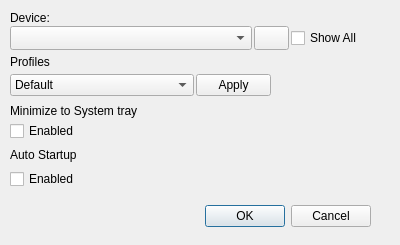
This is settings.ui in iago-fragnan/attack-shark-x11-linux as Qt 5 draws it before an edit. The edited form follows.
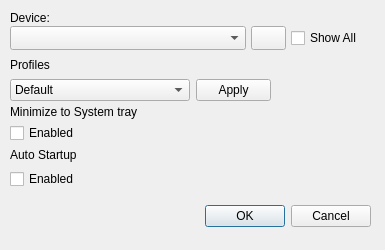
This is the edited form. Icons and pictures are not drawn.

Commit message: feat: device selection and profiles inside settings window with hotreload

```diff
--- a/settings.ui
+++ b/settings.ui
@@ -6,10 +6,22 @@
    <rect>
     <x>0</x>
     <y>0</y>
-    <width>400</width>
-    <height>245</height>
+    <width>385</width>
+    <height>250</height>
    </rect>
   </property>
+  <property name="minimumSize">
+   <size>
+    <width>385</width>
+    <height>250</height>
+   </size>
+  </property>
+  <property name="maximumSize">
+   <size>
+    <width>385</width>
+    <height>250</height>
+   </size>
+  </property>
   <property name="windowTitle">
    <string>Settings</string>
   </property>
@@ -40,7 +52,7 @@
    </property>
    <layout class="QGridLayout" name="gridLayout_9" columnstretch="0,0,0">
     <property name="horizontalSpacing">
-     <number>2</number>
+     <number>5</number>
     </property>
     <property name="verticalSpacing">
      <number>0</number>
@@ -150,7 +162,7 @@
      <x>10</x>
      <y>100</y>
      <width>371</width>
-     <height>41</height>
+     <height>43</height>
     </rect>
    </property>
    <layout class="QVBoxLayout" name="verticalLayout_2">
@@ -208,16 +220,36 @@
      <x>10</x>
      <y>50</y>
      <width>261</width>
-     <height>46</height>
+     <height>51</height>
     </rect>
    </property>
    <layout class="QGridLayout" name="gridLayout">
     <property name="horizontalSpacing">
-     <number>2</number>
+     <number>6</number>
     </property>
     <property name="verticalSpacing">
      <number>0</number>
     </property>
+    <item row="2" column="1">
+     <widget class="QPushButton" name="btn_applyProfilePreset">
+      <property name="maximumSize">
+       <size>
+        <width>75</width>
+        <height>120</height>
+       </size>
+      </property>
+      <property name="text">
+       <string>Apply</string>
+      </property>
+     </widget>
+    </item>
+    <item row="0" column="0">
+     <widget class="QLabel" name="lbl_profilePreset">
+      <property name="text">
+       <string>Profiles</string>
+      </property>
+     </widget>
+    </item>
     <item row="2" column="0">
      <widget class="QComboBox" name="comboBox">
       <property name="maximumSize">
@@ -248,26 +280,6 @@
       </item>
      </widget>
     </item>
-    <item row="2" column="1">
-     <widget class="QPushButton" name="pushButton">
-      <property name="maximumSize">
-       <size>
-        <width>75</width>
-        <height>120</height>
-       </size>
-      </property>
-      <property name="text">
-       <string>Apply</string>
-      </property>
-     </widget>
-    </item>
-    <item row="0" column="0">
-     <widget class="QLabel" name="label">
-      <property name="text">
-       <string>Profiles</string>
-      </property>
-     </widget>
-    </item>
    </layout>
   </widget>
  </widget>
```
Left out of the diff: 6 changed lines with no effect on the pictures. The commit also changes 6 other files.
